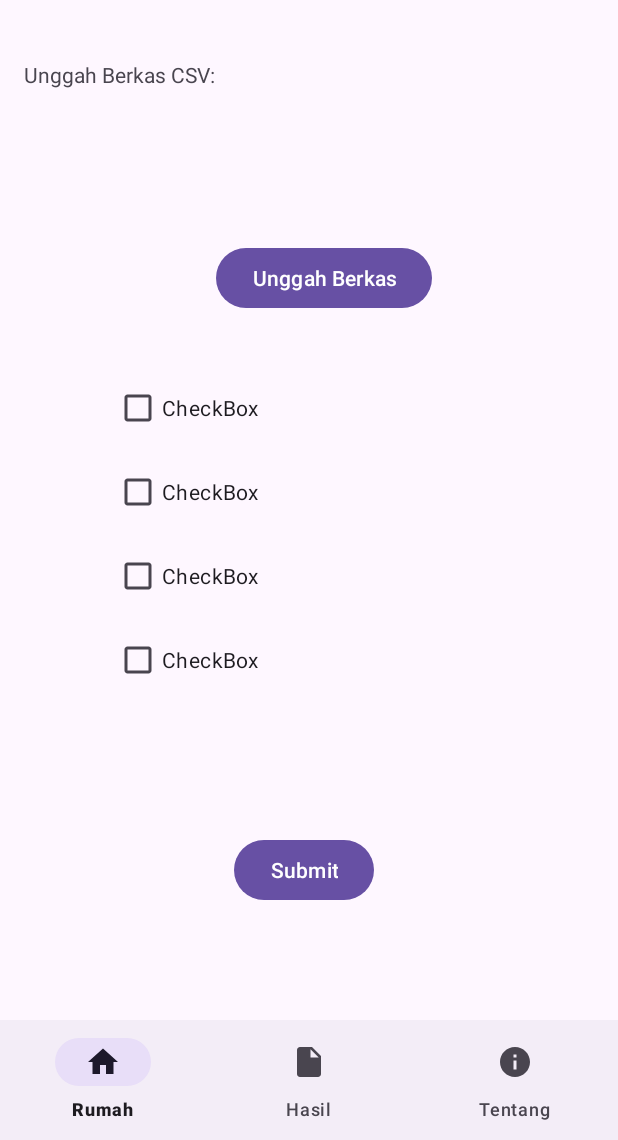
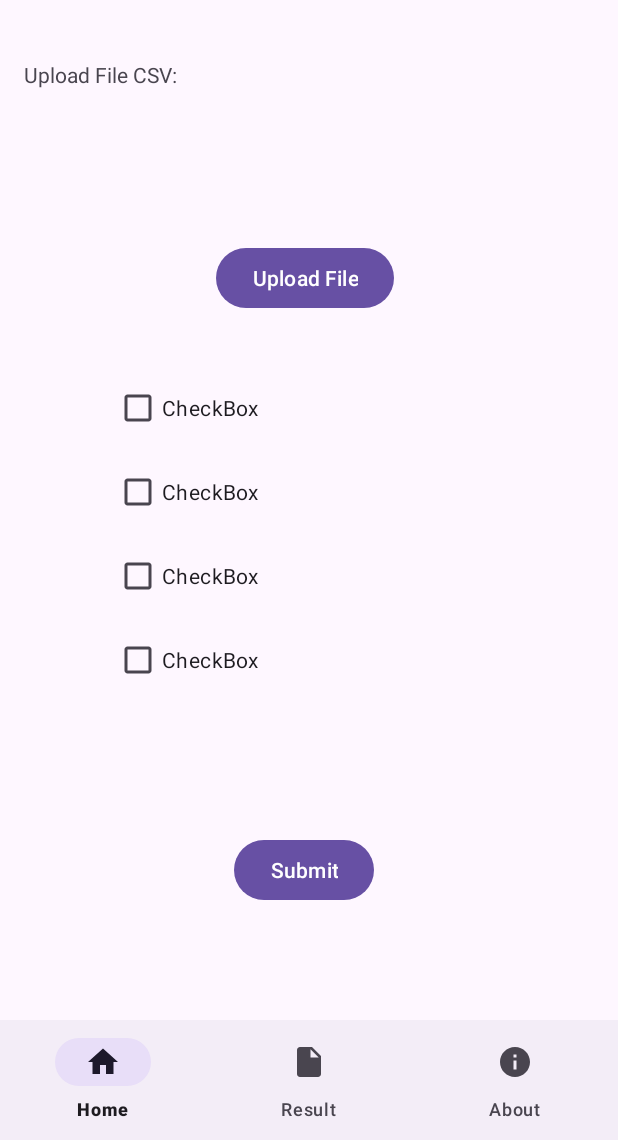
Before and after one commit to AqiilahZayyaan/Beasify-CH2-PS028, an Android app: the layout activity_main.xml on its own in the app's theme, with its tools: preview values and no code run, on a phone screen of 412 x 824 dp, the part 96-1236 px from its top. Run offline under Robolectric (Android 15) with nearby library versions, the phone set to English and light mode, and no system bars.

Commit message:
strings.xml

```diff
--- a/app/src/main/res/values/strings.xml
+++ b/app/src/main/res/values/strings.xml
@@ -1,12 +1,12 @@
 <?xml version="1.0" encoding="utf-8"?>
 <resources>
     <string name="app_name">Beasify</string>
-    <string name="Home">Rumah</string>
-    <string name="Result">Hasil</string>
-    <string name="Setting">Pengaturan</string>
-    <string name="About">Tentang</string>
-    <string name="desc_about">Aplikasi untuk menentukan beasiswa yang ditujukan untuk penyedia beasiswa.
-        Siapapun dapat menggunakan aplikasi ini untuk kebutuhan mereka sendiri tanpa batas.</string>
-    <string name="Upload">Unggah Berkas CSV:</string>
-    <string name="upload_btn">Unggah Berkas</string>
+    <string name="Home">Home</string>
+    <string name="Result">Result</string>
+    <string name="Setting">Setting</string>
+    <string name="About">About</string>
+    <string name="desc_about">An application to determine scholarships aimed at scholarship providers.
+        Anyone can use this app for their own needs without any limits.</string>
+    <string name="Upload">Upload File CSV:</string>
+    <string name="upload_btn">Upload File</string>
 </resources>
```
